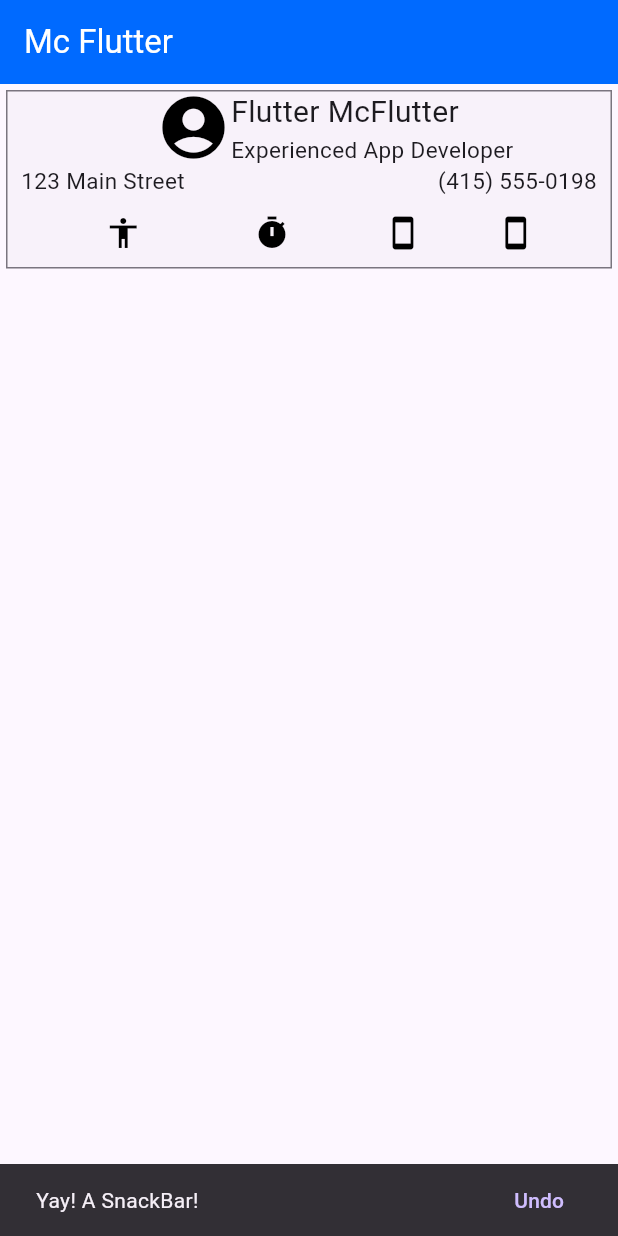
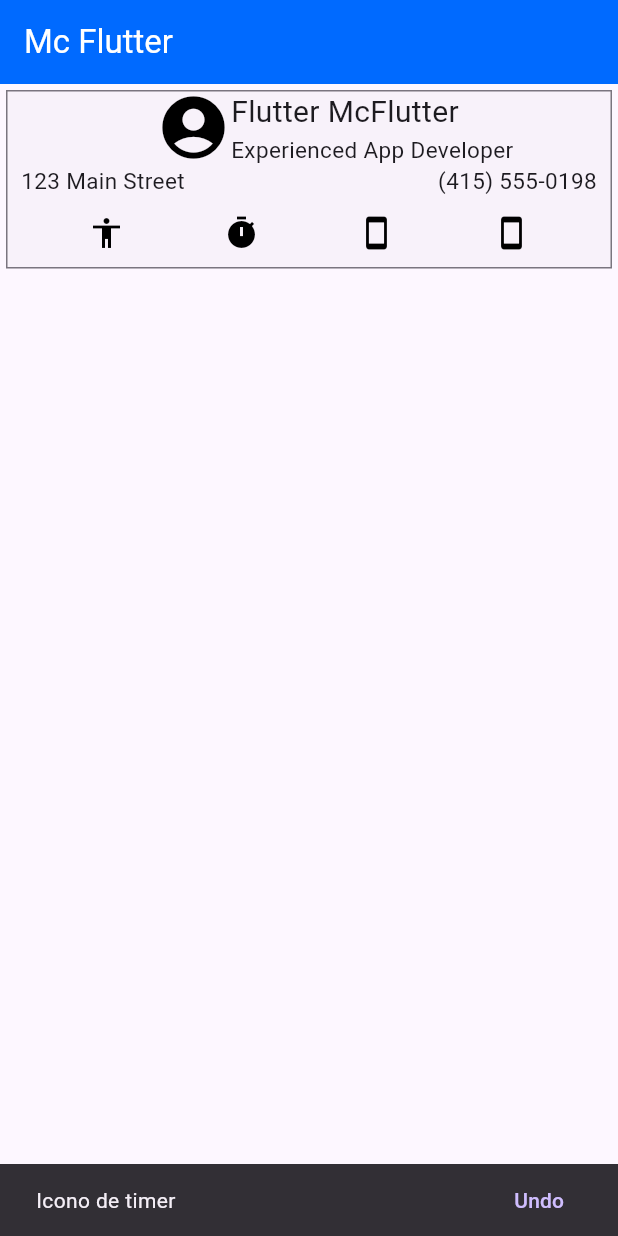
Before and after one commit to NellyGS01/TareasMoviles, a Flutter app: the screen it shows after launch, after a tap on the "timer" icon, on a phone screen of 412 x 824 dp. Run offline on Flutter 3.47's test engine with Material 2 defaults, Android fonts, the phone set to English and light mode, and no system bars.

Commit message:
Detalles menores

```diff
--- a/tarea_1/lib/main.dart
+++ b/tarea_1/lib/main.dart
@@ -41,7 +41,12 @@ class DemoIconToggleButtons extends StatefulWidget {
 class _DemoIconToggleButtonsState extends State<DemoIconToggleButtons> {
   bool standardSelected = false;
   bool standardSelected2 = false;
+  bool standardSelected3 = false;
+  bool standardSelected4 = false;
   Color _iconColor = Colors.black;
+  Color _iconColor2 = Colors.black;
+  Color _iconColor3 = Colors.black;
+  Color _iconColor4 = Colors.black;
   @override
   Widget build(BuildContext context) {
     return Column(
@@ -119,7 +124,7 @@ class _DemoIconToggleButtonsState extends State<DemoIconToggleButtons> {
                     const Column(
                       children: [
                         SizedBox(
-                          width: 3,
+                          width: 1,
                         )
                       ],
                     ),
@@ -137,18 +142,8 @@ class _DemoIconToggleButtonsState extends State<DemoIconToggleButtons> {
                                 _iconColor = Colors.black;
                               }
                             });
-                          },
-                        ),
-                      ],
-                    ),
-                    Column(
-                      children: [
-                        IconButton(
-                          isSelected: standardSelected2,
-                          icon: const Icon(Icons.timer, color: Colors.black),
-                          onPressed: () {
                             final snackBar = SnackBar(
-                              content: const Text('Yay! A SnackBar!'),
+                              content: const Text('Icono de accesibility'),
                               action: SnackBarAction(
                                 label: 'Undo',
                                 onPressed: () {},
@@ -161,11 +156,89 @@ class _DemoIconToggleButtonsState extends State<DemoIconToggleButtons> {
                         ),
                       ],
                     ),
-                    const Column(
-                      children: [Icon(Icons.smartphone, color: Colors.black)],
+                    Column(
+                      children: [
+                        IconButton(
+                          isSelected: standardSelected2,
+                          icon: Icon(Icons.timer, color: _iconColor2),
+                          onPressed: () {
+                            setState(() {
+                              standardSelected2 = !standardSelected2;
+                              if (standardSelected2 == false) {
+                                _iconColor2 = Colors.cyan;
+                              } else {
+                                _iconColor2 = Colors.black;
+                              }
+                            });
+                            final snackBar = SnackBar(
+                              content: const Text('Icono de timer'),
+                              action: SnackBarAction(
+                                label: 'Undo',
+                                onPressed: () {},
+                              ),
+                            );
+
+                            ScaffoldMessenger.of(context)
+                                .showSnackBar(snackBar);
+                          },
+                        ),
+                      ],
                     ),
-                    const Column(
-                      children: [Icon(Icons.smartphone, color: Colors.black)],
+                    Column(
+                      children: [
+                        IconButton(
+                          isSelected: standardSelected3,
+                          icon: Icon(Icons.smartphone, color: _iconColor3),
+                          onPressed: () {
+                            setState(() {
+                              standardSelected3 = !standardSelected3;
+                              if (standardSelected3 == false) {
+                                _iconColor3 = Colors.cyan;
+                              } else {
+                                _iconColor3 = Colors.black;
+                              }
+                            });
+                            final snackBar = SnackBar(
+                              content: const Text('Icono de smarthphone'),
+                              action: SnackBarAction(
+                                label: 'Undo',
+                                onPressed: () {},
+                              ),
+                            );
+
+                            ScaffoldMessenger.of(context)
+                                .showSnackBar(snackBar);
+                          },
+                        ),
+                      ],
+                    ),
+                    Column(
+                      children: [
+                        IconButton(
+                          isSelected: standardSelected4,
+                          icon: Icon(Icons.smartphone, color: _iconColor4),
+                          onPressed: () {
+                            setState(() {
+                              standardSelected4 = !standardSelected4;
+                              if (standardSelected4 == false) {
+                                _iconColor4 = Colors.cyan;
+                              } else {
+                                _iconColor4 = Colors.black;
+                              }
+                            });
+                            final snackBar = SnackBar(
+                              content: const Text('Icono de smarthphone'),
+                              action: SnackBarAction(
+                                label: 'Undo',
+                                onPressed: () {},
+                              ),
+                            );
+
+                            ScaffoldMessenger.of(context)
+                                .showSnackBar(snackBar);
+                          },
+                        ),
+                      ],
                     ),
                     const Column(
                       children: [
```
